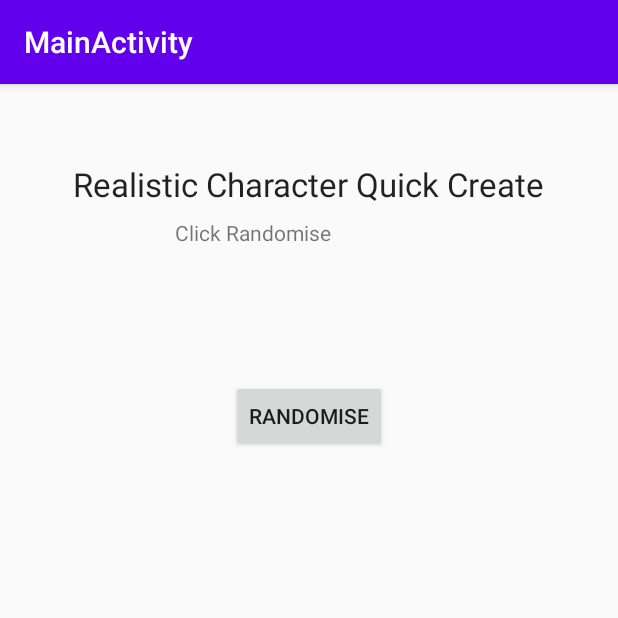
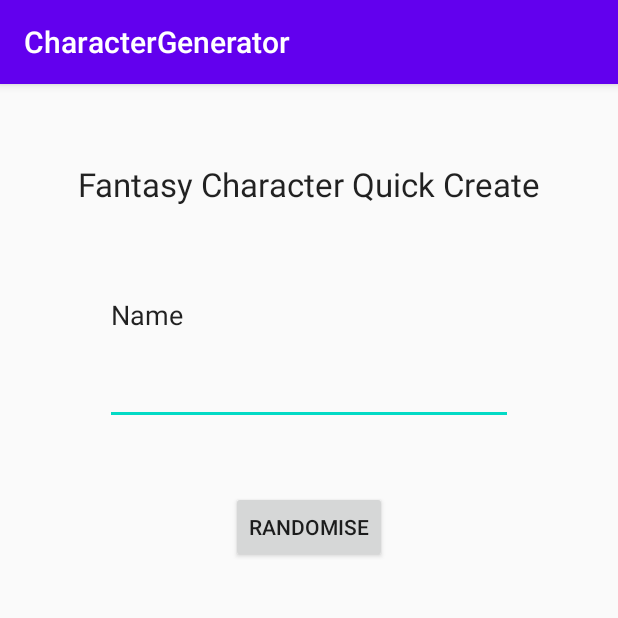
Before and after one commit to sarah-duncan/CharacterGenerator, an Android app: the QuickCreateFantasy screen opened directly, with no data from a screen before it, on a phone screen of 412 x 824 dp, the top half of it. Run offline under Robolectric (Android 15) with nearby library versions, the phone set to English and light mode, and no system bars.

Commit message:
Revert error fix on editablity due to new bug Fix app name in manifest. Fix wireframing error where the realistic layout showed for fantasy quick create

```diff
--- a/app/src/main/java/com/dunca/charactergenerator/QuickCreateFantasy.java
+++ b/app/src/main/java/com/dunca/charactergenerator/QuickCreateFantasy.java
@@ -5,28 +5,29 @@ import androidx.appcompat.app.AppCompatActivity;
 import android.os.Bundle;
 import android.view.View;
 import android.widget.Button;
+import android.widget.EditText;
 import android.widget.TextView;
 
 import com.example.MainActivity.R;
 
 public class QuickCreateFantasy extends AppCompatActivity {
 
-    private TextView textViewShowDescription;
+    private EditText editTextShowDescription;
     private Button randomiseButton;
 
     @Override
     protected void onCreate(Bundle savedInstanceState) {
         super.onCreate(savedInstanceState);
-        setContentView(R.layout.activity_quick_create_realistic);
+        setContentView(R.layout.activity_quick_create_fantasy);
 
         randomiseButton = (Button) findViewById(R.id.randomise_button);
-        textViewShowDescription = (TextView) findViewById(R.id.textView_show_description_realistic);
+        editTextShowDescription = (EditText) findViewById(R.id.editText_show_description_fantasy);
 
         randomiseButton.setOnClickListener(new View.OnClickListener() {
                                                @Override
                                                public void onClick(View v) {
                                                    Randomise random = new RandomiseFantasy();
-                                                   textViewShowDescription.setText(random.randomCharacter());
+                                                   editTextShowDescription.setText(random.randomCharacter());
                                                }
                                            }
         );
--- a/app/src/main/res/layout/activity_quick_create_fantasy.xml
+++ b/app/src/main/res/layout/activity_quick_create_fantasy.xml
@@ -22,19 +22,22 @@
         android:id="@+id/randomise_button"
         android:layout_width="wrap_content"
         android:layout_height="wrap_content"
-        android:layout_marginTop="8dp"
+        android:layout_marginTop="44dp"
         android:text="Randomise"
         app:layout_constraintEnd_toEndOf="parent"
         app:layout_constraintStart_toStartOf="parent"
-        app:layout_constraintTop_toBottomOf="@+id/textView_show_description_fantasy" />
+        app:layout_constraintTop_toBottomOf="@+id/editText_show_description_fantasy" />
 
-    <TextView
-        android:id="@+id/textView_show_description_fantasy"
-        android:layout_width="210dp"
-        android:layout_height="99dp"
-        android:layout_marginTop="8dp"
-        android:text="Cliick Randomise"
+    <EditText
+        android:id="@+id/editText_show_description_fantasy"
+        android:layout_width="272dp"
+        android:layout_height="146dp"
+        android:ems="10"
+        android:inputType="textPersonName"
+        android:text="Name"
         app:layout_constraintEnd_toEndOf="parent"
         app:layout_constraintStart_toStartOf="parent"
-        app:layout_constraintTop_toBottomOf="@+id/title_fantasy_character_QuickCreate" />
+        app:layout_constraintTop_toBottomOf="@+id/title_fantasy_character_QuickCreate"
+        tools:text="Click Randomise" />
+
 </androidx.constraintlayout.widget.ConstraintLayout>
--- a/app/src/main/res/layout/activity_quick_create_realistic.xml
+++ b/app/src/main/res/layout/activity_quick_create_realistic.xml
@@ -26,15 +26,19 @@
         android:text="Randomise"
         app:layout_constraintEnd_toEndOf="parent"
         app:layout_constraintStart_toStartOf="parent"
-        app:layout_constraintTop_toBottomOf="@+id/textView_show_description_realistic" />
+        app:layout_constraintTop_toBottomOf="@+id/editText_show_description_realistic" />
 
-    <TextView
-        android:id="@+id/textView_show_description_realistic"
-        android:layout_width="179dp"
-        android:layout_height="100dp"
-        android:layout_marginTop="8dp"
+    <EditText
+        android:id="@+id/editText_show_description_realistic"
+        android:layout_width="288dp"
+        android:layout_height="131dp"
+        android:layout_marginTop="28dp"
+        android:ems="10"
+        android:inputType="textPersonName"
         android:text="Click Randomise"
         app:layout_constraintEnd_toEndOf="parent"
+        app:layout_constraintHorizontal_bias="0.59"
         app:layout_constraintStart_toStartOf="parent"
         app:layout_constraintTop_toBottomOf="@+id/title_fantasy_character_QuickCreate" />
+
 </androidx.constraintlayout.widget.ConstraintLayout>
--- a/app/src/main/res/values/strings.xml
+++ b/app/src/main/res/values/strings.xml
@@ -1,3 +1,3 @@
 <resources>
-    <string name="app_name">MainActivity</string>
+    <string name="app_name">CharacterGenerator</string>
 </resources>
```
Also changed, not shown: app/src/main/java/com/dunca/charactergenerator/QuickCreateRealistic.java (+3 -4 lines).
